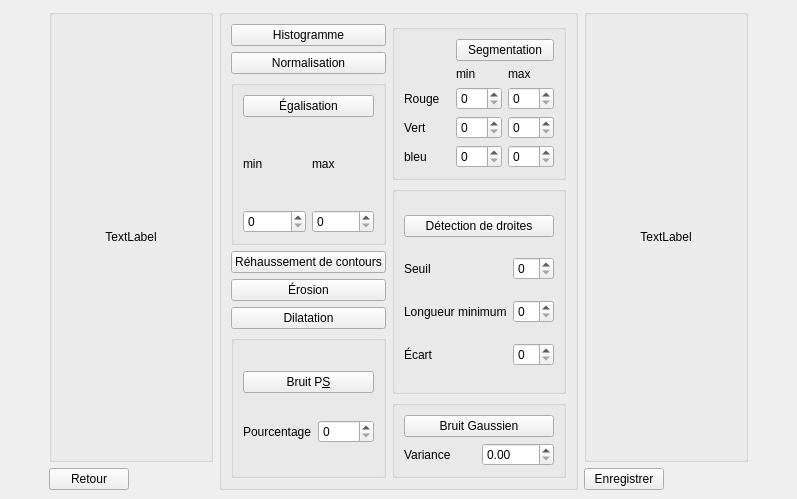
konstantinosmelis/projet-informatique, file ui/imageprocessingwindow.ui: the form before one commit.
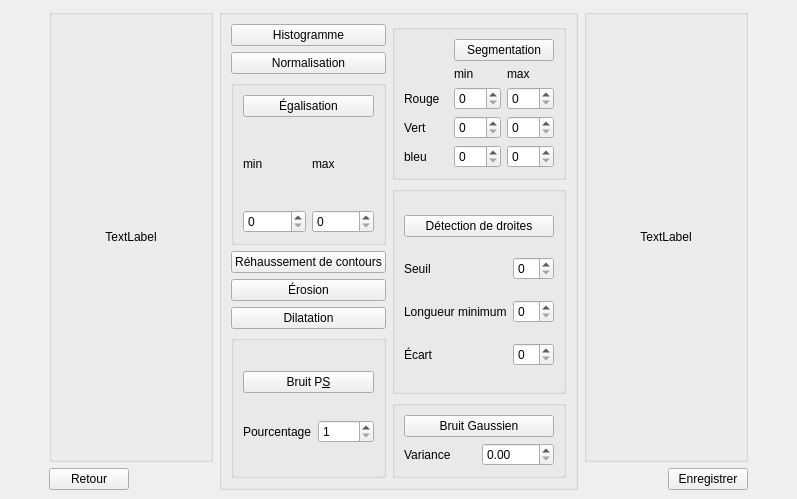
The form after the commit.

Commit message: Fixed issues with maximum values for segmentations

```diff
--- a/ui/imageprocessingwindow.ui
+++ b/ui/imageprocessingwindow.ui
@@ -112,10 +112,18 @@
              </widget>
             </item>
             <item row="2" column="1">
-             <widget class="QSpinBox" name="redMinValue"/>
+             <widget class="QSpinBox" name="redMinValue">
+              <property name="maximum">
+               <number>255</number>
+              </property>
+             </widget>
             </item>
             <item row="2" column="2">
-             <widget class="QSpinBox" name="redMaxValue"/>
+             <widget class="QSpinBox" name="redMaxValue">
+              <property name="maximum">
+               <number>255</number>
+              </property>
+             </widget>
             </item>
             <item row="3" column="0">
              <widget class="QLabel" name="label_7">
@@ -125,10 +133,18 @@
              </widget>
             </item>
             <item row="3" column="1">
-             <widget class="QSpinBox" name="greenMinValue"/>
+             <widget class="QSpinBox" name="greenMinValue">
+              <property name="maximum">
+               <number>255</number>
+              </property>
+             </widget>
             </item>
             <item row="3" column="2">
-             <widget class="QSpinBox" name="greenMaxValue"/>
+             <widget class="QSpinBox" name="greenMaxValue">
+              <property name="maximum">
+               <number>255</number>
+              </property>
+             </widget>
             </item>
             <item row="4" column="0">
              <widget class="QLabel" name="label_11">
@@ -138,10 +154,18 @@
              </widget>
             </item>
             <item row="4" column="1">
-             <widget class="QSpinBox" name="blueMinValue"/>
+             <widget class="QSpinBox" name="blueMinValue">
+              <property name="maximum">
+               <number>255</number>
+              </property>
+             </widget>
             </item>
             <item row="4" column="2">
-             <widget class="QSpinBox" name="blueMaxValue"/>
+             <widget class="QSpinBox" name="blueMaxValue">
+              <property name="maximum">
+               <number>255</number>
+              </property>
+             </widget>
             </item>
            </layout>
           </widget>
@@ -277,7 +301,14 @@
              </widget>
             </item>
             <item row="1" column="1">
-             <widget class="QSpinBox" name="saltpeperPercentageValue"/>
+             <widget class="QSpinBox" name="saltpeperPercentageValue">
+              <property name="maximum">
+               <number>100</number>
+              </property>
+              <property name="minimum">
+               <number>1</number>
+              </property>
+             </widget>
             </item>
            </layout>
           </widget>
@@ -334,13 +365,6 @@
         </item>
         <item>
          <layout class="QHBoxLayout" name="horizontalLayout_2">
-          <item>
-           <widget class="QPushButton" name="saveButton">
-            <property name="text">
-             <string>Enregistrer</string>
-            </property>
-           </widget>
-          </item>
           <item>
            <spacer name="horizontalSpacer_2">
             <property name="orientation">
@@ -354,6 +378,13 @@
             </property>
            </spacer>
           </item>
+          <item>
+           <widget class="QPushButton" name="saveButton">
+            <property name="text">
+             <string>Enregistrer</string>
+            </property>
+           </widget>
+          </item>
          </layout>
         </item>
        </layout>
```
Left out of the diff: 12 changed lines with no effect on the pictures. The commit also changes 4 other files.
